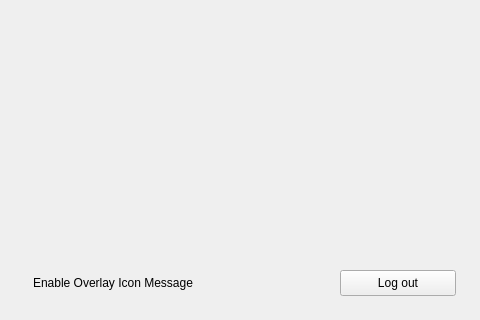
Old version of the form src/MEGASync/gui/ui/SettingsDialog.ui in the repository meganz/MEGAsync; both pictures show x 225 to 705 and y 445 to 765 of the 705 by 765 pixel window.
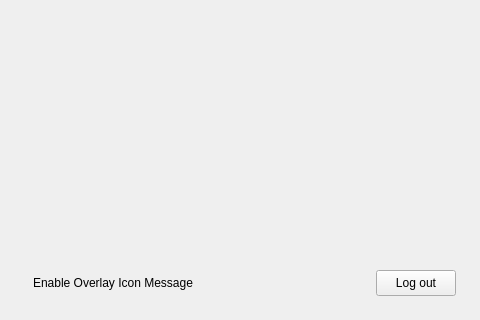
New version of the form. The open tabs and pages were chosen to show the change. Icons and pictures are not drawn. Custom widgets are drawn as their Qt base class.

Commit message: Minor fix for SettingsDialog bottom buttons

```diff
--- a/src/MEGASync/gui/ui/SettingsDialog.ui
+++ b/src/MEGASync/gui/ui/SettingsDialog.ui
@@ -3193,8 +3193,14 @@
           <property name="bottomMargin">
            <number>0</number>
           </property>
-          <item>
+          <item alignment="Qt::AlignRight">
            <widget class="QPushButton" name="bLogout">
+            <property name="sizePolicy">
+             <sizepolicy hsizetype="Fixed" vsizetype="Fixed">
+              <horstretch>0</horstretch>
+              <verstretch>0</verstretch>
+             </sizepolicy>
+            </property>
             <property name="minimumSize">
              <size>
               <width>0</width>
```
Left out of the diff: 20 changed lines with no effect on the pictures.
